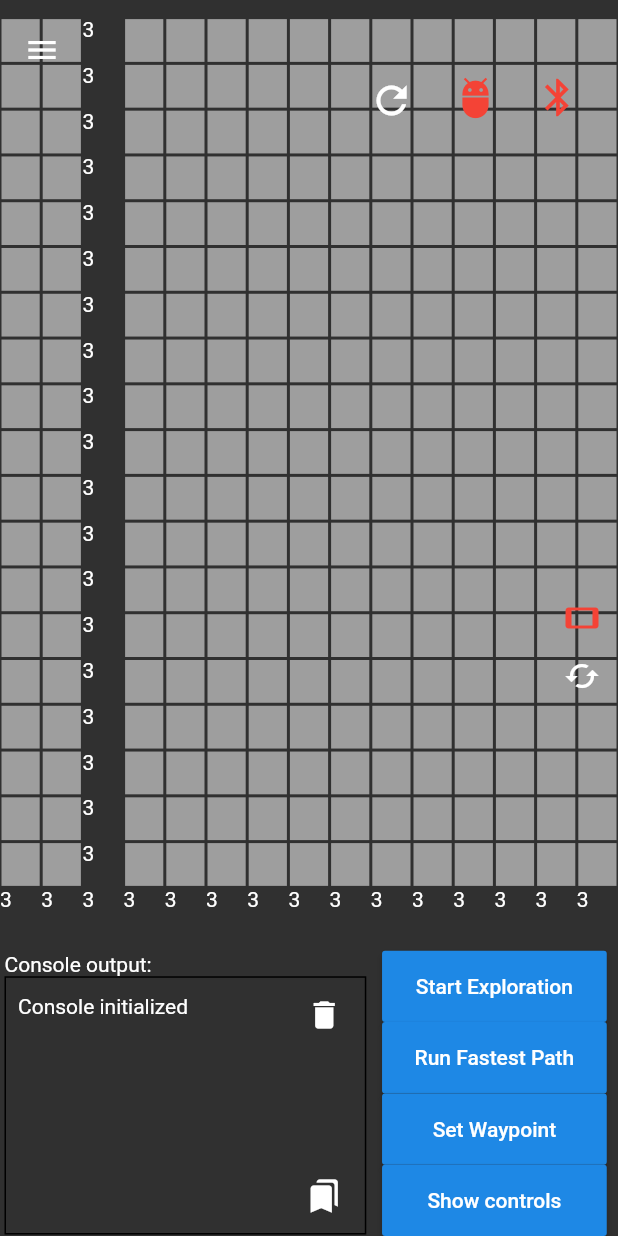
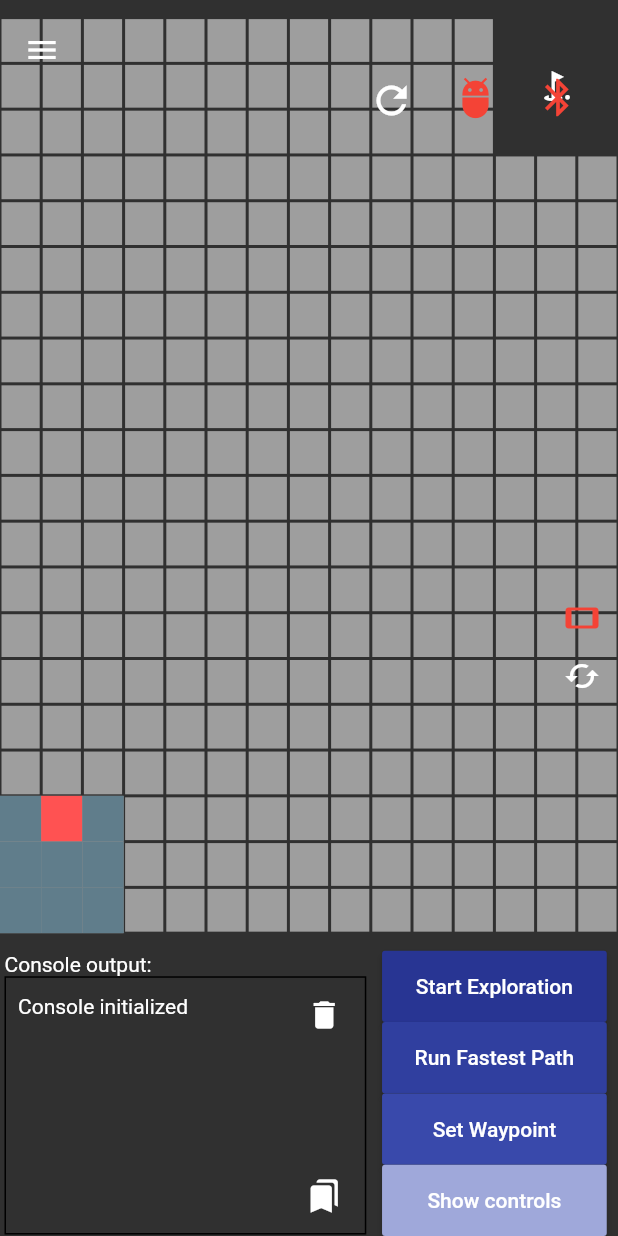
Before and after one commit to ngljie97/ay2021mdp_grp5, a Flutter app: the screen it shows after launch, on a phone screen of 412 x 824 dp. Run offline on Flutter 3.47's test engine with Material 2 defaults, Android fonts, the phone set to English and light mode, and no system bars; drawn by our look-alikes of scrollable_positioned_list; our stand-ins replace convert, flutter_bluetooth_serial, sensors, shared_preferences.

Commit message:
Changelog: 1. Arena status calculation changed. Uses map descriptor. 2. Start and End location added to map. 3. Setting WayPoint working now. 4. Added colors to buttons to make them look more distinct. 5. Added feedback thru the use of color when setting waypoint.

```diff
--- a/android_remote/lib/globals.dart
+++ b/android_remote/lib/globals.dart
@@ -20,7 +20,7 @@ List<String> strArr = [
   "Console initialized"
 ]; // To store the console log outputs.
 List<String> BackupstrArr = [formattedDate];
-Color robotStatus = Colors.red;
+int robotStatus = 0;
 
 BluetoothController btController;
 
@@ -31,7 +31,7 @@ final String strForward = 'ROBOT_FW';
 final String strRotateLeft = 'ROBOT_RL';
 final String strRotateRight = 'ROBOT_RR';
 final String strReverse = 'ROBOT_RV';
-final String strImgFind ='IF_START';
+final String strImgFind = 'IF_START';
 
 // Command prefixes (receive)
 final String strCommand1 = '';
--- a/android_remote/lib/main.dart
+++ b/android_remote/lib/main.dart
@@ -114,7 +114,7 @@ class _MyHomePageState extends State<MyHomePage> {
     }
     if (!globals.updateMode)
       setState(() {
-        _arena.setRobotPos();
+        //_arena.setRobotPos();
       });
   }
 
@@ -175,7 +175,7 @@ class _MyHomePageState extends State<MyHomePage> {
                   MediaQuery.of(context).size.width - 110, 50, 0, 0),
               child: Icon(
                 Icons.adb_outlined,
-                color: globals.robotStatus,
+                color: (globals.robotStatus == 0) ? Colors.red : Colors.green,
                 size: 30.0,
               ),
             ),
@@ -402,9 +402,11 @@ class _MyHomePageState extends State<MyHomePage> {
     y = (index % 15);
 
     void onTapFunction() {
-      _setWaypoint = false;
+      if (_setWaypoint) {
+        _setWaypoint = false;
 
-      _arena.setWayPoint(x, y);
+        _arena.setWayPoint(x, y);
+      }
     }
 
     return _arena.getArenaState(x, y, onTapFunction);
@@ -524,6 +526,7 @@ class _MyHomePageState extends State<MyHomePage> {
                             Expanded(
                               flex: 1,
                               child: RaisedButton(
+                                color: Colors.blue[400],
                                 onPressed: () async {
                                   if (globals.btController.isConnected) {
                                     await globals.btController.sendMessage(
@@ -579,10 +582,6 @@ class _MyHomePageState extends State<MyHomePage> {
                                               .sendMessage(globals.strForward);
                                         }
                                       }
-                                      if (!globals.updateMode)
-                                        setState(() {
-                                          _arena.setRobotPos();
-                                        });
                                     },
                                   ),
                                 ),
@@ -605,10 +604,6 @@ class _MyHomePageState extends State<MyHomePage> {
                                           globals.btController.sendMessage(
                                               globals.strRotateLeft);
                                       }
-                                      if (!globals.updateMode)
-                                        setState(() {
-                                          _arena.setRobotPos();
-                                        });
                                     },
                                   ),
                                 ),
@@ -629,11 +624,6 @@ class _MyHomePageState extends State<MyHomePage> {
                                           globals.btController.sendMessage(
                                               globals.strRotateRight);
                                       }
-
-                                      if (!globals.updateMode)
-                                        setState(() {
-                                          _arena.setRobotPos();
-                                        });
                                     },
                                   ),
                                 ),
@@ -645,6 +635,7 @@ class _MyHomePageState extends State<MyHomePage> {
                       Expanded(
                         flex: 2,
                         child: RaisedButton(
+                          color: Colors.indigo[200],
                           onPressed: () {
                             setState(() {
                               globals.controlMode = false;
@@ -674,10 +665,12 @@ class _MyHomePageState extends State<MyHomePage> {
                       Expanded(
                         flex: 2,
                         child: RaisedButton(
+                          color: Colors.indigo[800],
                           onPressed: () {
                             if (globals.btController.isConnected) {
                               globals.btController
                                   .sendMessage(globals.strStartExplore);
+                              globals.robotStatus = 1;
                             }
                           },
                           child: Container(
@@ -691,10 +684,12 @@ class _MyHomePageState extends State<MyHomePage> {
                       Expanded(
                         flex: 2,
                         child: RaisedButton(
+                          color: Colors.indigo[700],
                           onPressed: () {
                             if (globals.btController.isConnected) {
                               globals.btController
                                   .sendMessage(globals.strFastestPath);
+                              globals.robotStatus = 1;
                             }
                           },
                           child: Container(
@@ -708,6 +703,8 @@ class _MyHomePageState extends State<MyHomePage> {
                       Expanded(
                         flex: 2,
                         child: RaisedButton(
+                          color:
+                              (_setWaypoint) ? Colors.grey : Colors.indigo[600],
                           onPressed: () {
                             _setWaypoint = true;
                           },
@@ -722,6 +719,7 @@ class _MyHomePageState extends State<MyHomePage> {
                       Expanded(
                         flex: 2,
                         child: RaisedButton(
+                          color: Colors.indigo[200],
                           onPressed: () {
                             setState(() {
                               globals.controlMode = true;
--- /dev/null
+++ b/android_remote/lib/model/map.dart
@@ -0,0 +1,30 @@
+import 'package:convert/convert.dart';
+
+class ArenaMap {
+  String _explorationStatus = List.generate(76, (index) => '0').toString();
+  String _obstaclesData = List.generate(76, (index) => '0').toString();
+
+  ArenaMap();
+
+  void updateMap(String mapDescriptor1, String mapDescriptor2) {
+    _explorationStatus = mapDescriptor1;
+    _obstaclesData = mapDescriptor2;
+  }
+
+  int whatsAt(int index) {
+    int x = (index / (15 * 4)).floor();
+    int y = (index % (15 * 4));
+
+    if (hex.decode(_explorationStatus[x]).elementAt(y) == 1) {
+      return hex.decode(_explorationStatus[x]).elementAt(y) +
+          hex.decode(_obstaclesData[x]).elementAt(y);
+    } else
+      return 0;
+  }
+
+  void updateExplored() {}
+
+  void addObstaclesAt(int x, int y) {
+    int index = ((x * 15) / 4).floor() + y;
+  }
+}
--- /dev/null
+++ b/android_remote/lib/model/robot.dart
@@ -0,0 +1,42 @@
+class Robot {
+  int prevX;
+  int x;
+  int y;
+  int prevY;
+  int direction;
+
+  Robot(this.x, this.y, this.prevX, this.prevY, this.direction);
+
+  void moveForward() {
+    int newPos = 0;
+    prevX = x;
+    prevY = y;
+
+    switch (this.direction) {
+      case 0:
+        newPos = this.x - 1;
+        this.x = (newPos > 0 && newPos < 19) ? newPos : x;
+        break;
+      case 2:
+        newPos = this.x + 1;
+        this.x = (newPos > 0 && newPos < 19) ? newPos : x;
+        break;
+      case 1:
+        newPos = this.y + 1;
+        this.y = (newPos > 0 && newPos < 14) ? newPos : y;
+        break;
+      case 3:
+        newPos = this.y - 1;
+        this.y = (newPos > 0 && newPos < 14) ? newPos : y;
+        break;
+    }
+  }
+
+  void rotate(int modifier) {
+    this.direction = (this.direction + modifier) % 4;
+  }
+
+  int isDisplaced() {
+    return ((prevX - x) + (prevY - y));
+  }
+}
--- /dev/null
+++ b/android_remote/lib/model/waypoint.dart
@@ -0,0 +1,22 @@
+class WayPoint {
+  static int _x;
+  static int _y;
+
+  WayPoint(x, y) {
+    _x = x;
+    _y = y;
+  }
+
+  void update(int x, int y) {
+    _x = x;
+    _y = y;
+  }
+
+  static int isWayPoint(int x, int y) {
+    if (_x + _y == -2) {
+      return 0;
+    } else {
+      return ((_x == x) && (_y == y)) ? 3 : 0;
+    }
+  }
+}
--- a/android_remote/lib/modules/arena.dart
+++ b/android_remote/lib/modules/arena.dart
@@ -1,56 +1,8 @@
 import 'package:android_remote/globals.dart' as globals;
 import 'package:android_remote/main.dart';
+import 'package:android_remote/model/robot.dart';
+import 'package:android_remote/model/waypoint.dart';
 import 'package:flutter/material.dart';
-
-class _Robot {
-  int prevX;
-  int x;
-  int y;
-  int prevY;
-  int direction;
-
-  _Robot(this.x, this.y, this.prevX, this.prevY, this.direction);
-
-  void moveForward() {
-    int newPos = 0;
-    prevX = x;
-    prevY = y;
-
-    switch (this.direction) {
-      case 0:
-        newPos = this.x - 1;
-        this.x = (newPos > 0 && newPos < 19) ? newPos : x;
-        break;
-      case 2:
-        newPos = this.x + 1;
-        this.x = (newPos > 0 && newPos < 19) ? newPos : x;
-        break;
-      case 1:
-        newPos = this.y + 1;
-        this.y = (newPos > 0 && newPos < 14) ? newPos : y;
-        break;
-      case 3:
-        newPos = this.y - 1;
-        this.y = (newPos > 0 && newPos < 14) ? newPos : y;
-        break;
-    }
-  }
-
-  void rotate(int modifier) {
-    this.direction = (this.direction + modifier) % 4;
-  }
-
-  int isDisplaced() {
-    return ((prevX - x) + (prevY - y));
-  }
-}
-
-class _WayPoint {
-  int x;
-  int y;
-
-  _WayPoint(this.x, this.y);
-}
 
 class Arena {
   Arena();
@@ -66,17 +18,11 @@ class Arena {
     growable: false,
   );
 
-/*  List<List<int>> _arenaState = List.generate(
-    20,
-        (index) => List.generate(15, (index) => 0, growable: false),
-    growable: false,
-  );*/
-
-  _WayPoint _wayPoint = _WayPoint(0, 0);
-  _Robot _robot = _Robot(18, 1, 18, 1, 0);
+  WayPoint _wayPoint = WayPoint(-1, -1);
+  Robot _robot = Robot(18, 1, 18, 1, 0);
 
   void setWayPoint(int x, int y) {
-    this._wayPoint = _WayPoint(x, y);
+    this._wayPoint.update(x, y);
   }
 
   bool moveRobot(String operation) {
@@ -97,15 +43,12 @@ class Arena {
           break;
       }
 
-/*    if (globals.updateMode) displayRobot();*/
-
     return isRotate || (_robot.isDisplaced() != 0);
   }
 
   void resetRobotPos() {
     streamController.add('Reset Robot to Start Location.');
-    this._robot = _Robot(18, 1, 18, 1, 0);
-/*    this.displayRobot();*/
+    this._robot = Robot(18, 1, 18, 1, 0);
   }
 
   void setRobotPos(int x, int y, int dir) {
@@ -117,13 +60,14 @@ class Arena {
     _robot.direction = dir;
   }
 
-  int isRobot(int x, int y) {
-    for (int i = -1; i <= 1; i++) {
-      for (int j = -1; j <= 1; j++) {
-        if ((this._robot.x + 1) == x || (this._robot.y + 1) == y) {
+  String isRobot(int x, int y) {
     int xi = 0;
     int yj = 0;
 
+    for (int i = -1; i <= 1; i++) {
+      for (int j = -1; j <= 1; j++) {
+        if ((this._robot.x + i) == x && (this._robot.y + j) == y) {
+          if (xi + yj == 0) {
             switch (this._robot.direction) {
               case 0:
                 xi = this._robot.x - 1;
@@ -142,33 +86,73 @@ class Arena {
                 yj = this._robot.y - 1;
                 break;
             }
+          }
 
-          if (xi == x && yj == y)
-            return 4;
-          else
-            return 3;
+          _explorationStatus[x][y] = 1;
+
+          if (xi == x && yj == y) {
+            return 'RH';
+          } else {
+            return 'RB';
           }
         }
       }
-    return 0;
+    }
+
+    return '0';
   }
 
   Widget getArenaState(int x, int y, Function onTapFunction) {
-    int item = isRobot(x, y);
+    String item = isRobot(x, y);
 
-    if (item == 0) {
-      item = _obstaclesRecords[x][y];
+    if (item == '0') {
+      item = _inSpecialZone(x, y);
+
+      if (item == '0') {
+        if (_obstaclesRecords[x][y] == 1) {
+          item = 'O';
+        } else {
+          switch (_explorationStatus[x][y] + WayPoint.isWayPoint(x, y)) {
+            case 0:
+              item = '0';
+              break;
+            case 1:
+              item = '1';
+              break;
+            case 3:
+              item = 'WP0';
+              break;
+            case 4:
+              item = 'WP1';
+              break;
+          }
+        }
+      }
     }
 
-    if (item == 0) {
-      item = _explorationStatus[x][y];
-    }
-
-    return _resolveItem ('$item', onTapFunction);
+    return _resolveItem(item, onTapFunction);
   }
 
   Widget _resolveItem(String item, Function onTapFunction) {
     switch (item) {
+      case 'RB':
+        return Container(
+          color: Colors.grey,
+          child: Container(
+            color: Colors.blueGrey,
+          ),
+        );
+        break;
+
+      case 'RH':
+        return Container(
+          color: Colors.grey,
+          child: Container(
+            color: Colors.redAccent,
+          ),
+        );
+        break;
+
       case '0': // Unexplored
         return Padding(
           padding: const EdgeInsets.all(1),
@@ -189,6 +173,38 @@ class Arena {
             child: Container(
               color: Colors.white,
               child: Text(''),
+            ),
+            onTap: onTapFunction,
+          ),
+        );
+        break;
+
+      case 'WP0': // WayPoint on unexplored tile
+        return Padding(
+          padding: const EdgeInsets.all(1),
+          child: GestureDetector(
+            child: Container(
+              color: Colors.grey,
+              child: Icon(
+                Icons.pin_drop,
+                color: Colors.white,
+              ),
+            ),
+            onTap: onTapFunction,
+          ),
+        );
+        break;
+
+      case 'WP1': // WayPoint on explored tile
+        return Padding(
+          padding: const EdgeInsets.all(1),
+          child: GestureDetector(
+            child: Container(
+              color: Colors.white,
+              child: Icon(
+                Icons.pin_drop,
+                color: Colors.black,
+              ),
             ),
             onTap: onTapFunction,
           ),
@@ -357,25 +373,56 @@ class Arena {
         break;
       // End of Image Recognition
 
-      case 'R':
-        return Container(
-          color: Colors.grey,
-          child: Container(
-            color: Colors.blueGrey,
-          ),
-        );
+      case 'S':
+        return Icon(Icons.play_arrow);
         break;
-      case 'RH':
-        return Container(
-          color: Colors.grey,
-          child: Container(
-            color: Colors.redAccent,
-          ),
-        );
+      case 'E':
+        return Icon(Icons.golf_course);
+        break;
+      case 'SM':
+        return Text('');
+        break;
+      case 'EM':
+        return Text('');
         break;
 
       default:
         return Text(item);
+        break;
     }
   }
 }
+
+String _inSpecialZone(int x, int y) {
+  switch (x) {
+    case 0:
+    case 1:
+    case 2:
+      switch (y) {
+        case 13:
+          if (x == 1) return 'E';
+          continue case14;
+        case 12:
+        case14:
+        case 14:
+          return 'EM';
+          break;
+      }
+      break;
+    case 17:
+    case 18:
+    case 19:
+      switch (y) {
+        case 1:
+          if (x == 18) return 'S';
+          continue case2;
+        case 0:
+        case2:
+        case 2:
+          return 'SM';
+          break;
+      }
+      break;
+  }
+  return '0';
+}
--- a/android_remote/pubspec.yaml
+++ b/android_remote/pubspec.yaml
@@ -31,6 +31,7 @@ dependencies:
   # Use with the CupertinoIcons class for iOS style icons.
   cupertino_icons: ^1.0.0
   sensors: ^0.4.2+6
+  convert:
 
   flutter_bluetooth_serial:
     git:
```
Also changed, not shown: android_remote/pubspec.lock, 1 other file. Lines whose indentation alone changed are shown as unchanged.
